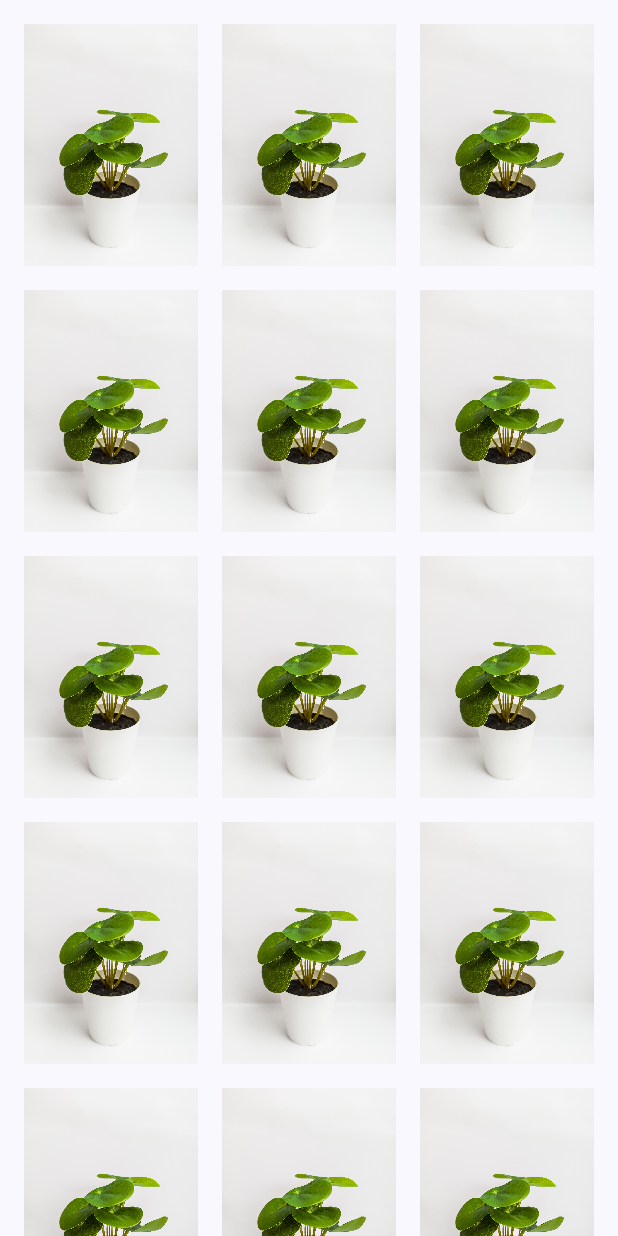
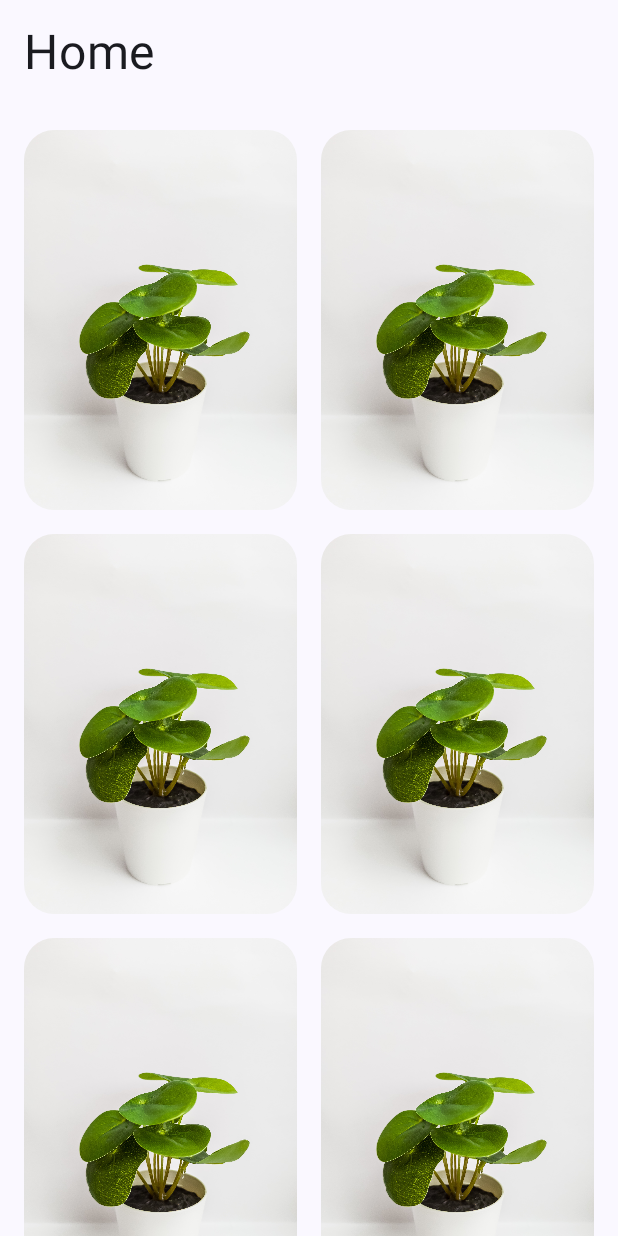
Before and after one commit to priettt/Persephone, an Android app built with Jetpack Compose: the screen it shows after launch (MainActivity), on a phone screen of 412 x 824 dp. Run offline under Robolectric (Android 15) with nearby library versions, the phone set to English and light mode, and no system bars.

Commit message:
Rounded images and added home screen title

```diff
--- a/app/src/main/java/co/francis/persephone/ui/home/HomeScreen.kt
+++ b/app/src/main/java/co/francis/persephone/ui/home/HomeScreen.kt
@@ -2,27 +2,42 @@ package co.francis.persephone.ui.home
 
 import androidx.compose.foundation.Image
 import androidx.compose.foundation.layout.Arrangement
+import androidx.compose.foundation.layout.Column
 import androidx.compose.foundation.layout.PaddingValues
+import androidx.compose.foundation.layout.padding
 import androidx.compose.foundation.lazy.grid.GridCells
 import androidx.compose.foundation.lazy.grid.LazyVerticalGrid
+import androidx.compose.foundation.shape.RoundedCornerShape
+import androidx.compose.material3.Text
 import androidx.compose.runtime.Composable
+import androidx.compose.ui.Modifier
+import androidx.compose.ui.draw.clip
 import androidx.compose.ui.res.painterResource
 import androidx.compose.ui.unit.dp
+import androidx.compose.ui.unit.sp
 import co.francis.persephone.R
 
 @Composable
 fun HomeScreen() {
+    Column {
+        Text(
+            text = "Home",
+            fontSize = 32.sp,
+            modifier = Modifier.padding(16.dp)
+        )
         LazyVerticalGrid(
-        columns = GridCells.Fixed(3),
+            columns = GridCells.Fixed(2),
             verticalArrangement = Arrangement.spacedBy(16.dp),
             horizontalArrangement = Arrangement.spacedBy(16.dp),
             contentPadding = PaddingValues(16.dp)
         ) {
             items(20) {
                 Image(
+                    modifier = Modifier.clip(RoundedCornerShape(20.dp)),
                     painter = painterResource(id = R.drawable.plantita),
                     contentDescription = "A test plant"
                 )
             }
         }
     }
+}
```
Lines whose indentation alone changed are shown as unchanged.
